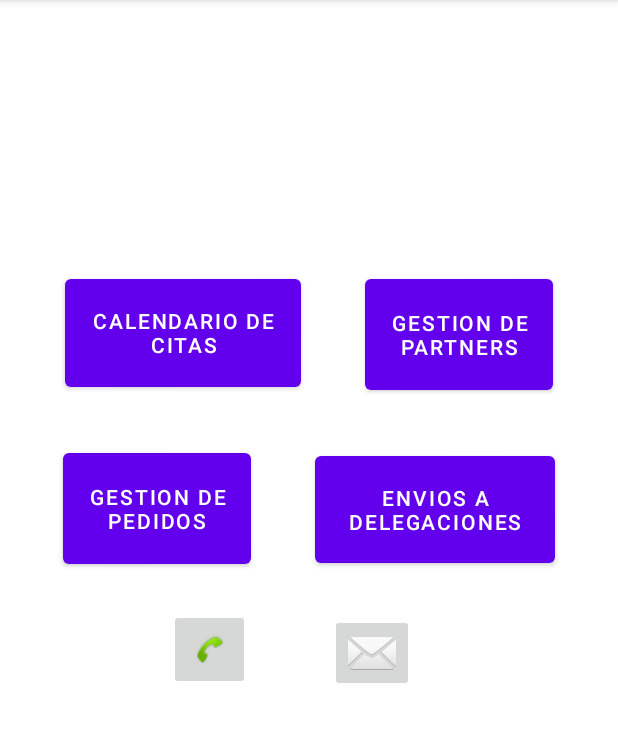
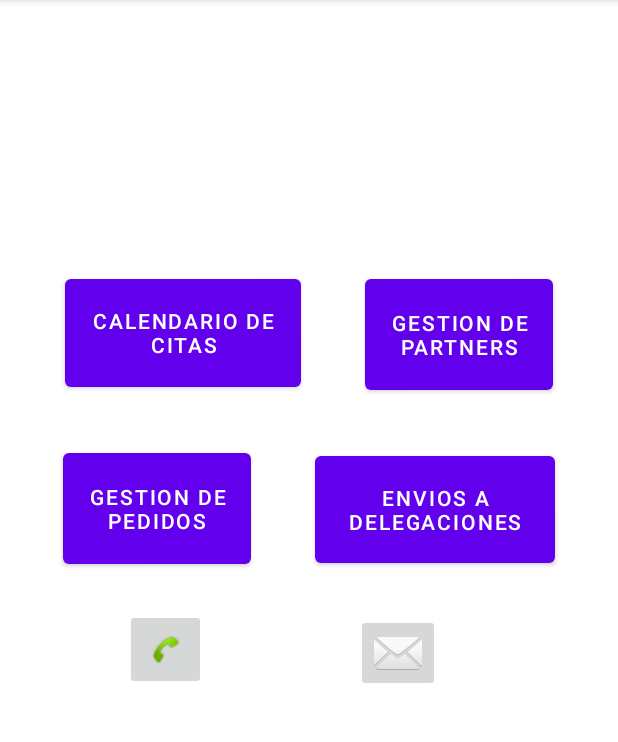
Before and after one commit to ElinaGFL/ComercialesGEUY, an Android app: the screen it shows after launch (MainActivity), on a phone screen of 412 x 824 dp, the part 84-826 px from its top. Run offline under Robolectric (Android 15) with nearby library versions, the phone set to English and light mode, and no system bars.

Commit message:
nuevos partners

```diff
--- a/app/src/main/java/com/example/comercialesgeuy/MainActivity.java
+++ b/app/src/main/java/com/example/comercialesgeuy/MainActivity.java
@@ -6,9 +6,11 @@ import androidx.core.app.ActivityCompat;
 import androidx.core.content.ContextCompat;
 
 import android.Manifest;
+import android.annotation.SuppressLint;
 import android.content.DialogInterface;
 import android.content.Intent;
 import android.content.pm.PackageManager;
+import android.net.Uri;
 import android.os.Bundle;
 import android.view.View;
 import android.widget.Button;
@@ -22,6 +24,7 @@ public class MainActivity extends AppCompatActivity {
     Button btnCorreo;
     static final int REQUEST_CODE = 123;
 
+    @SuppressLint("WrongViewCast")
     @Override
     protected void onCreate(Bundle savedInstanceState) {
 
@@ -35,6 +38,9 @@ public class MainActivity extends AppCompatActivity {
         btnPed = findViewById(R.id.btnPed);
 
         btnEnvio = findViewById(R.id.btnEnvio);
+
+
+
 
         pidePermisos();
 
@@ -64,8 +70,20 @@ public class MainActivity extends AppCompatActivity {
                 siguienteLayout(btnPed);
             }
         });
+
+
     }
+    public void correo(View v){
 
+        Intent email = new Intent(Intent.ACTION_SENDTO, Uri.fromParts("mailto","jseara@cebanc.com", null));
+        startActivity(email);
+
+    }
+    public void llamar(View v){
+        Intent llamar = new Intent(Intent.ACTION_DIAL, Uri.parse("tel: 943316900"));
+
+        startActivity(llamar);
+    }
     public void siguienteLayout(View v){
         Intent i;
         Button boton=(Button)v;
--- a/app/src/main/res/layout/activity_main.xml
+++ b/app/src/main/res/layout/activity_main.xml
@@ -58,20 +58,28 @@
         android:layout_height="54dp"
         android:layout_marginStart="100dp"
         android:layout_marginTop="24dp"
+        android:contentDescription="@string/app_name"
+        android:onClick="llamar"
         app:layout_constraintEnd_toStartOf="@+id/btnCorreoComercial"
         app:layout_constraintHorizontal_bias="0.196"
         app:layout_constraintStart_toStartOf="parent"
         app:layout_constraintTop_toBottomOf="@+id/btnPed"
-        app:srcCompat="@android:drawable/stat_sys_phone_call" />
+        app:srcCompat="@android:drawable/stat_sys_phone_call"
+        tools:srcCompat="@android:drawable/stat_sys_phone_call" />
 
     <ImageButton
         android:id="@+id/btnCorreoComercial"
         android:layout_width="wrap_content"
         android:layout_height="wrap_content"
+        android:layout_marginStart="100dp"
         android:layout_marginTop="28dp"
         android:layout_marginEnd="136dp"
+        android:contentDescription="@string/app_name"
+        android:onClick="correo"
         app:layout_constraintEnd_toEndOf="parent"
+        app:layout_constraintStart_toEndOf="@+id/btnLlamarComercial"
         app:layout_constraintTop_toBottomOf="@+id/btnEnvio"
-        app:srcCompat="@android:drawable/ic_dialog_email" />
+        app:srcCompat="@android:drawable/ic_dialog_email"
+        tools:srcCompat="@android:drawable/ic_dialog_email" />
 
 </androidx.constraintlayout.widget.ConstraintLayout>
```
